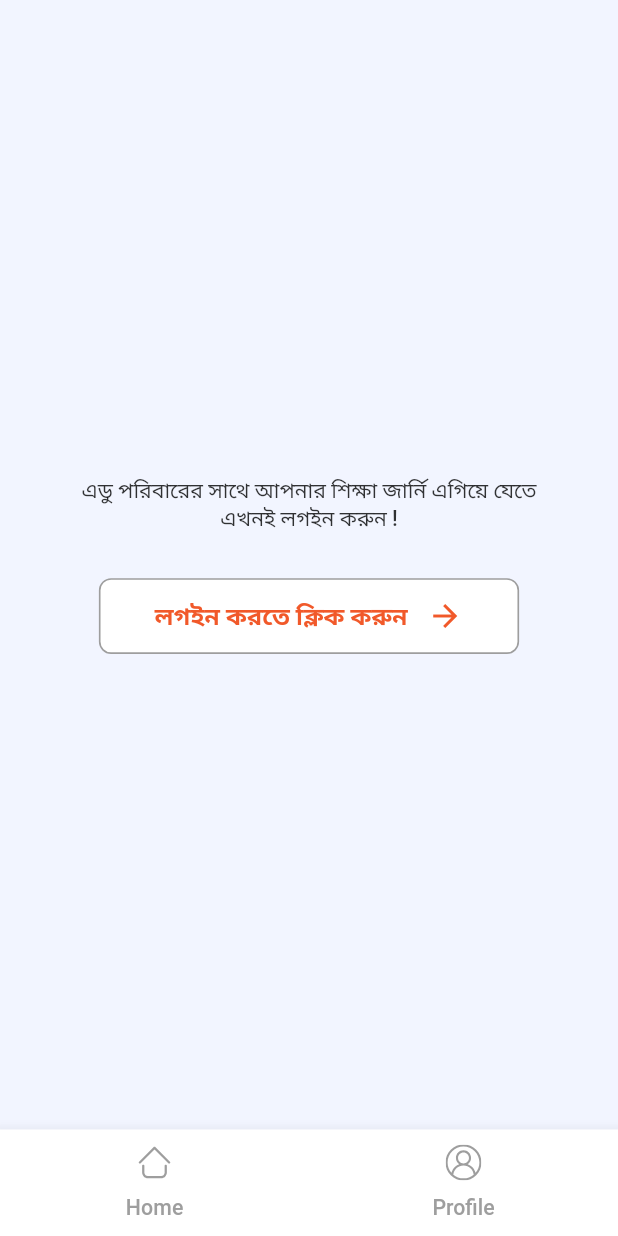
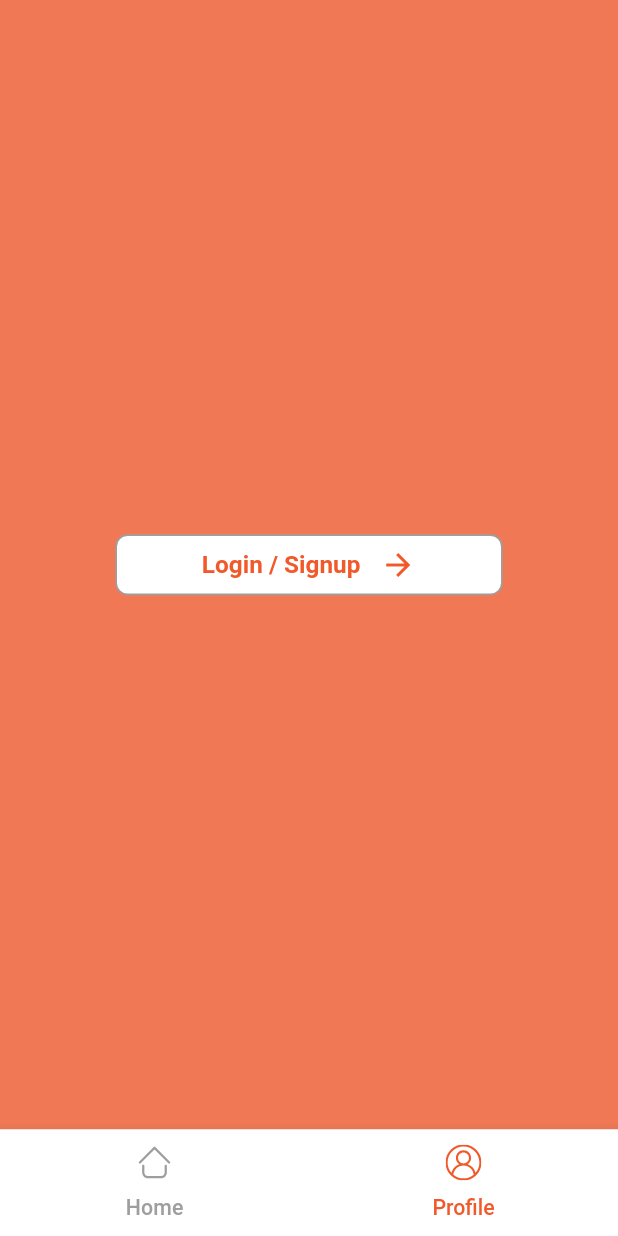
Before and after one commit to nooralom1/work_02_26-28_2026, a Flutter app: the screen it shows after launch, item 2 of the bottom bar chosen, on a phone screen of 412 x 824 dp. Run offline on Flutter 3.47's test engine with Material 3 defaults, Android fonts, the light colour scheme and no system bars; drawn by our look-alikes of auto_animated, custom_navigation_bar; our stand-ins replace carousel_slider, device_info_plus, dio, flutter_screenutil, flutter_spinkit, flutter_svg and 6 more; missing offline and left inert: cached_network_image_pro, flutter_displaymode; network calls fail; Roboto replaces fonts that are missing (Public Sans); statements that could not run were skipped.

Commit message:
completed the profile screen with api call

```diff
--- a/lib/feature/home/presentation/home_screen.dart
+++ b/lib/feature/home/presentation/home_screen.dart
@@ -88,9 +88,9 @@ class _HomeScreenState extends State<HomeScreen> with TickerProviderStateMixin {
 
                       //////-------------- TabBar List --------------////////
                       tabs: const [
-                        Tab(text: "All"),
+                        Tab(text: "All Products"),
                         Tab(text: "Electronics"),
-                        Tab(text: "Clothes"),
+                        Tab(text: "Jewelery"),
                       ],
                     ),
                   ),
--- /dev/null
+++ b/lib/feature/profile/model/profile_model.dart
@@ -0,0 +1,127 @@
+import 'dart:convert';
+
+class ProfileResponseModel {
+  Address? address;
+  int? id;
+  String? email;
+  String? username;
+  String? password;
+  Name? name;
+  String? phone;
+  int? v;
+
+  ProfileResponseModel({
+    this.address,
+    this.id,
+    this.email,
+    this.username,
+    this.password,
+    this.name,
+    this.phone,
+    this.v,
+  });
+
+  factory ProfileResponseModel.fromRawJson(String str) =>
+      ProfileResponseModel.fromJson(json.decode(str));
+
+  String toRawJson() => json.encode(toJson());
+
+  factory ProfileResponseModel.fromJson(Map<String, dynamic> json) =>
+      ProfileResponseModel(
+        address: json["address"] == null
+            ? null
+            : Address.fromJson(json["address"]),
+        id: json["id"],
+        email: json["email"],
+        username: json["username"],
+        password: json["password"],
+        name: json["name"] == null ? null : Name.fromJson(json["name"]),
+        phone: json["phone"],
+        v: json["__v"],
+      );
+
+  Map<String, dynamic> toJson() => {
+    "address": address?.toJson(),
+    "id": id,
+    "email": email,
+    "username": username,
+    "password": password,
+    "name": name?.toJson(),
+    "phone": phone,
+    "__v": v,
+  };
+}
+
+class Address {
+  Geolocation? geolocation;
+  String? city;
+  String? street;
+  int? number;
+  String? zipcode;
+
+  Address({
+    this.geolocation,
+    this.city,
+    this.street,
+    this.number,
+    this.zipcode,
+  });
+
+  factory Address.fromRawJson(String str) => Address.fromJson(json.decode(str));
+
+  String toRawJson() => json.encode(toJson());
+
+  factory Address.fromJson(Map<String, dynamic> json) => Address(
+    geolocation: json["geolocation"] == null
+        ? null
+        : Geolocation.fromJson(json["geolocation"]),
+    city: json["city"],
+    street: json["street"],
+    number: json["number"],
+    zipcode: json["zipcode"],
+  );
+
+  Map<String, dynamic> toJson() => {
+    "geolocation": geolocation?.toJson(),
+    "city": city,
+    "street": street,
+    "number": number,
+    "zipcode": zipcode,
+  };
+}
+
+class Geolocation {
+  String? lat;
+  String? long;
+
+  Geolocation({this.lat, this.long});
+
+  factory Geolocation.fromRawJson(String str) =>
+      Geolocation.fromJson(json.decode(str));
+
+  String toRawJson() => json.encode(toJson());
+
+  factory Geolocation.fromJson(Map<String, dynamic> json) =>
+      Geolocation(lat: json["lat"], long: json["long"]);
+
+  Map<String, dynamic> toJson() => {"lat": lat, "long": long};
+}
+
+class Name {
+  String? firstname;
+  String? lastname;
+
+  Name({this.firstname, this.lastname});
+
+  factory Name.fromRawJson(String str) => Name.fromJson(json.decode(str));
+
+  String toRawJson() => json.encode(toJson());
+
+  factory Name.fromJson(Map<String, dynamic> json) =>
+      Name(firstname: json["firstname"], lastname: json["lastname"]);
+
+  Map<String, dynamic> toJson() => {
+    "firstname": firstname,
+    "lastname": lastname,
+  };
+}
--- a/lib/feature/profile/presentation/profile_screen.dart
+++ b/lib/feature/profile/presentation/profile_screen.dart
@@ -2,15 +2,16 @@
 
 import 'package:flutter/material.dart';
 import 'package:flutter_screenutil/flutter_screenutil.dart';
+import 'package:flutter_spinkit/flutter_spinkit.dart';
 import 'package:work_02_2026/constants/app_constants.dart';
 import 'package:work_02_2026/feature/profile/widget/information.dart';
-import 'package:work_02_2026/feature/profile/widget/log_out_dialouge.dart';
+import 'package:work_02_2026/feature/profile/widget/login_page.dart';
+import 'package:work_02_2026/feature/profile/widget/logout_button.dart';
 import 'package:work_02_2026/feature/profile/widget/top_bar_data.dart';
 import 'package:work_02_2026/gen/colors.gen.dart';
-import 'package:work_02_2026/helpers/all_routes.dart';
 import 'package:work_02_2026/helpers/di.dart';
-import 'package:work_02_2026/helpers/navigation_service.dart';
 import 'package:work_02_2026/helpers/ui_helpers.dart';
+import 'package:work_02_2026/networks/api_access.dart';
 
 class ProfileScreen extends StatefulWidget {
   const ProfileScreen({super.key});
@@ -21,10 +22,32 @@ class ProfileScreen extends StatefulWidget {
 
 class _ProfileScreenState extends State<ProfileScreen> {
   @override
+  void initState() {
+    getOwnProfileRxOBJ.getOwnProfileRx();
+    super.initState();
+  }
+
+  @override
   Widget build(BuildContext context) {
     return Scaffold(
+      backgroundColor: !appData.read(kKeyIsLoggedIn)
+          ? AppColors.primaryColor.withValues(alpha: 0.8)
+          : Color(0xffF2F5FF),
       body: appData.read(kKeyIsLoggedIn)
-          ? Column(
+          ? StreamBuilder(
+              stream: getOwnProfileRxOBJ.dataFetcher,
+              builder: (context, snapshot) {
+                if (snapshot.connectionState == ConnectionState.waiting) {
+                  return Center(
+                    child: SpinKitChasingDots(color: AppColors.primaryColor),
+                  );
+                }
+                if (snapshot.hasError) {
+                  return Center(child: Text("Error: ${snapshot.error}"));
+                }
+                if (snapshot.hasData) {
+                  final data = snapshot.data;
+                  return Column(
                     crossAxisAlignment: CrossAxisAlignment.start,
                     children: [
                       UIHelper.verticalSpace(45.h),
@@ -37,14 +60,19 @@ class _ProfileScreenState extends State<ProfileScreen> {
                               crossAxisAlignment: CrossAxisAlignment.start,
                               children: [
                                 UIHelper.verticalSpace(8.h),
+
+                                ////////////////////------- Top data ---------//////////////
                                 Center(
                                   child: TopBarData(
                                     image:
-                                  "https://eduporibar.com/storage/backend/assets/uploaded-files/additional-feature-management/our-team/4125571771486693443.jpg",
-                              name: 'Md Noor-Alom Siddik',
+                                        "https://cdn-icons-png.freepik.com/512/10337/10337609.png",
+                                    name:
+                                        "${data?.name?.firstname} ${data?.name?.lastname}",
                                   ),
                                 ),
                                 UIHelper.verticalSpace(24.h),
+
+                                ////////////////////------- User Details Text ---------//////////////
                                 Text(
                                   'User Details',
                                   textAlign: TextAlign.center,
@@ -55,12 +83,21 @@ class _ProfileScreenState extends State<ProfileScreen> {
                                   ),
                                 ),
                                 UIHelper.verticalSpace(12.h),
+
+                                ////////////////////------- Email ---------//////////////
                                 Information(
                                   title: 'Email:',
-                            value: '110124092@itbd.com',
+                                  value: data?.email ?? "",
                                 ),
-                          Information(title: 'Phone:', value: '01707418534'),
+
+                                ////////////////////------- Phone ---------//////////////
+                                Information(
+                                  title: 'Phone:',
+                                  value: data?.phone ?? "",
+                                ),
                                 UIHelper.verticalSpace(12.h),
+
+                                ////////////////////------- Address Text ---------//////////////
                                 Text(
                                   'Address',
                                   textAlign: TextAlign.center,
@@ -71,82 +108,48 @@ class _ProfileScreenState extends State<ProfileScreen> {
                                   ),
                                 ),
                                 UIHelper.verticalSpace(12.h),
+
+                                ////////////////////------- City Street ---------//////////////
                                 Row(
                                   children: [
                                     Expanded(
-                                child: Information(title: 'City:', value: 'IT'),
+                                      child: Information(
+                                        title: 'City:',
+                                        value: data?.address?.city ?? "",
+                                      ),
                                     ),
                                     UIHelper.horizontalSpace(8.w),
                                     Expanded(
                                       child: Information(
                                         title: 'Street:',
-                                  value: 'App Developer',
+                                        value: data?.address?.street ?? "",
                                       ),
                                     ),
                                   ],
                                 ),
+
+                                ////////////////////------- Number ZipCode ---------//////////////
                                 Row(
                                   children: [
                                     Expanded(
                                       child: Information(
                                         title: 'Number:',
-                                  value: 'B*',
+                                        value: "${data?.address?.number}",
                                       ),
                                     ),
                                     UIHelper.horizontalSpace(8.w),
                                     Expanded(
                                       child: Information(
                                         title: 'ZipCode:',
-                                  value: '2025-11-15',
+                                        value: data?.address?.zipcode ?? "",
                                       ),
                                     ),
                                   ],
                                 ),
                                 UIHelper.verticalSpace(24.h),
-                          GestureDetector(
-                            onTap: () {
-                              showDialog(
-                                context: context,
-                                barrierDismissible: false,
-                                builder: (BuildContext context) {
-                                  return const LogOutDialouge();
-                                },
-                              );
-                            },
-                            child: Container(
-                              padding: EdgeInsets.all(12.sp),
-                              decoration: BoxDecoration(
-                                color: AppColors.cFFFFFF,
-                                borderRadius: BorderRadius.circular(8.r),
-                                boxShadow: [
-                                  BoxShadow(
-                                    color: Colors.blue.withValues(alpha: 0.2),
-                                    blurRadius: 12,
-                                    offset: const Offset(0, 6),
-                                  ),
-                                ],
-                              ),
-                              child: Row(
-                                mainAxisAlignment:
-                                    MainAxisAlignment.spaceBetween,
-                                children: [
-                                  Text(
-                                    "Logout",
-                                    style: TextStyle(
-                                      color: AppColors.primaryColor,
-                                      fontSize: 16.sp,
-                                      fontFamily: 'Plus Jakarta Sans',
-                                      fontWeight: FontWeight.w600,
-                                    ),
-                                  ),
-                                  Icon(
-                                    Icons.login_outlined,
-                                    color: AppColors.primaryColor,
-                                  ),
-                                ],
-                              ),
-                            ),
-                          ),
+
+                                ////////////////////------- LogOut Button ---------//////////////
+                                LogOutButton(),
                                 UIHelper.verticalSpace(24.h),
                               ],
                             ),
@@ -154,66 +157,13 @@ class _ProfileScreenState extends State<ProfileScreen> {
                         ),
                       ),
                     ],
+                  );
+                } else {
+                  return const Center(child: Text("No Data Available"));
+                }
+              },
             )
-          : Center(
-              child: Column(
-                mainAxisAlignment: MainAxisAlignment.center,
-                children: [
-                  Padding(
-                    padding: EdgeInsets.symmetric(horizontal: 40.w),
-                    child: Text(
-                      "এডু পরিবারের সাথে আপনার শিক্ষা জার্নি এগিয়ে যেতে এখনই লগইন করুন !",
-                      style: TextStyle(
-                        color: Colors.black.withValues(alpha: 0.8),
-                        fontSize: 14.sp,
-                        fontWeight: FontWeight.w500,
-                      ),
-                      textAlign: TextAlign.center,
-                    ),
-                  ),
-                  UIHelper.verticalSpace(30.h),
-                  Padding(
-                    padding: EdgeInsets.symmetric(horizontal: 60.w),
-                    child: GestureDetector(
-                      onTap: () {
-                        NavigationService.navigateTo(Routes.login);
-                      },
-                      child: Container(
-                        decoration: BoxDecoration(
-                          color: AppColors.cFFFFFF,
-                          borderRadius: BorderRadius.circular(8.r),
-                          border: Border.all(width: 1.w, color: Colors.grey),
-                        ),
-                        child: Padding(
-                          padding: EdgeInsets.symmetric(vertical: 12.h),
-                          child: Center(
-                            child: Row(
-                              mainAxisAlignment: MainAxisAlignment.center,
-                              children: [
-                                Text(
-                                  "লগইন করতে ক্লিক করুন",
-                                  style: TextStyle(
-                                    color: AppColors.primaryColor,
-                                    fontSize: 16.sp,
-                                    fontFamily: 'Public Sans',
-                                    fontWeight: FontWeight.w700,
-                                  ),
-                                ),
-                                UIHelper.horizontalSpace(12.w),
-                                Icon(
-                                  Icons.arrow_forward,
-                                  color: AppColors.primaryColor,
-                                ),
-                              ],
-                            ),
-                          ),
-                        ),
-                      ),
-                    ),
-                  ),
-                ],
-              ),
-            ),
+          : LoginPage(),
     );
   }
 }
--- /dev/null
+++ b/lib/feature/profile/widget/login_page.dart
@@ -0,0 +1,50 @@
+import 'package:flutter/material.dart';
+import 'package:flutter_screenutil/flutter_screenutil.dart';
+import 'package:work_02_2026/gen/colors.gen.dart';
+import 'package:work_02_2026/helpers/all_routes.dart';
+import 'package:work_02_2026/helpers/navigation_service.dart';
+import 'package:work_02_2026/helpers/ui_helpers.dart';
+
+class LoginPage extends StatelessWidget {
+  const LoginPage({super.key});
+
+  @override
+  Widget build(BuildContext context) {
+    return Center(
+      child: Padding(
+        padding: EdgeInsets.symmetric(horizontal: 70.w),
+        child: GestureDetector(
+          onTap: () {
+            NavigationService.navigateTo(Routes.login);
+          },
+          child: Container(
+            height: 40.h,
+            decoration: BoxDecoration(
+              color: AppColors.cFFFFFF,
+              borderRadius: BorderRadius.circular(8.r),
+              border: Border.all(width: 1.w, color: Colors.grey),
+            ),
+            child: Center(
+              child: Row(
+                mainAxisAlignment: MainAxisAlignment.center,
+                children: [
+                  Text(
+                    "Login / Signup",
+                    style: TextStyle(
+                      color: AppColors.primaryColor,
+                      fontSize: 16.sp,
+                      fontFamily: 'Public Sans',
+                      fontWeight: FontWeight.w700,
+                    ),
+                  ),
+                  UIHelper.horizontalSpace(12.w),
+                  Icon(Icons.arrow_forward, color: AppColors.primaryColor),
+                ],
+              ),
+            ),
+          ),
+        ),
+      ),
+    );
+  }
+}
--- a/lib/navigation.dart
+++ b/lib/navigation.dart
@@ -66,14 +66,14 @@ class _NavigationScreenState extends State<NavigationScreen> {
               CustomNavigationBarItem(
                 icon: SvgPicture.asset(
                   Assets.icons.profile,
-                  color: _currentIndex == 2
+                  color: _currentIndex == 1
                       ? AppColors.primaryColor
                       : Colors.grey,
                 ),
                 title: Text(
                   "Profile",
                   style: TextStyle(
-                    color: _currentIndex == 2
+                    color: _currentIndex == 1
                         ? AppColors.primaryColor
                         : Colors.grey,
                     fontSize: 14.sp,
--- a/lib/networks/api_access.dart
+++ b/lib/networks/api_access.dart
@@ -3,6 +3,8 @@ import 'package:work_02_2026/feature/authentication/login/data/rx_login/rx.dart'
 import 'package:work_02_2026/feature/authentication/login/model/login_response_model.dart';
 import 'package:work_02_2026/feature/home/data/rx_get_products/rx.dart';
 import 'package:work_02_2026/feature/home/model/product_list_model.dart';
+import 'package:work_02_2026/feature/profile/data/rx_get_profile/rx.dart';
+import 'package:work_02_2026/feature/profile/model/profile_model.dart';
 
 // LogInRX
 LogInRX logInRXOBJ = LogInRX(
@@ -10,10 +12,12 @@ LogInRX logInRXOBJ = LogInRX(
   dataFetcher: BehaviorSubject<LoginResponseModel>(),
 );
 
-// // SignUpRX
-// SignUpRX signUpRXOBJ = SignUpRX(empty: {}, dataFetcher: BehaviorSubject<Map>());
+// GetOwnProfileRx
+GetOwnProfileRx getOwnProfileRxOBJ = GetOwnProfileRx(
+  empty: ProfileResponseModel(),
+  dataFetcher: BehaviorSubject<ProfileResponseModel>(),
+);
 
-// CoursedetailsRx
 // ProductListRx Object
 
 ProductListRx productListRxOBJ = ProductListRx(
--- a/lib/networks/endpoints.dart
+++ b/lib/networks/endpoints.dart
@@ -21,8 +21,8 @@ final class Endpoints {
   //logIn
   static String logIn() => "/auth/login";
 
-  //manuallyPayment
-  static String manuallyPayment(int id) => "/api/v1/mobile/common-order/$id";
+  //getProfile
+  static String getProfile() => "/users/1";
 
   //products
   static String products() => "/products";
--- a/lib/providers/auth_providers.dart
+++ b/lib/providers/auth_providers.dart
@@ -5,9 +5,6 @@ import 'package:work_02_2026/networks/api_access.dart';
 class AuthProviders with ChangeNotifier {
   //////============= Global Veriables ================/////
   bool isLoading = false;
-
-  ////////// -------------- For Navigation Screen -------------- ///////////
-  int currentIndex = 0;
 
   //////============= Login ================/////
   Future<bool> loginSubmit({
```
Also changed, not shown: lib/feature/authentication/login/presentation/log_in_screen.dart (+3 -7 lines), lib/feature/profile/data/rx_get_profile/api.dart (added, +26 -0 lines), lib/feature/profile/data/rx_get_profile/rx.dart (added, +51 -0 lines), lib/feature/profile/widget/logout_button.dart (added, +52 -0 lines), 1 other file. Lines whose indentation alone changed are shown as unchanged.
